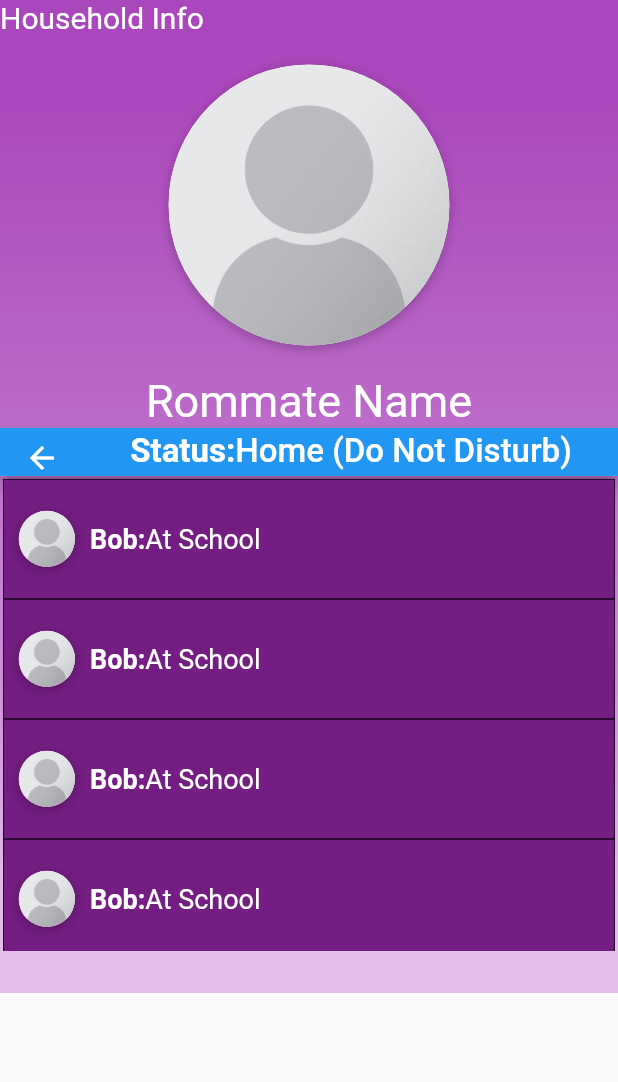
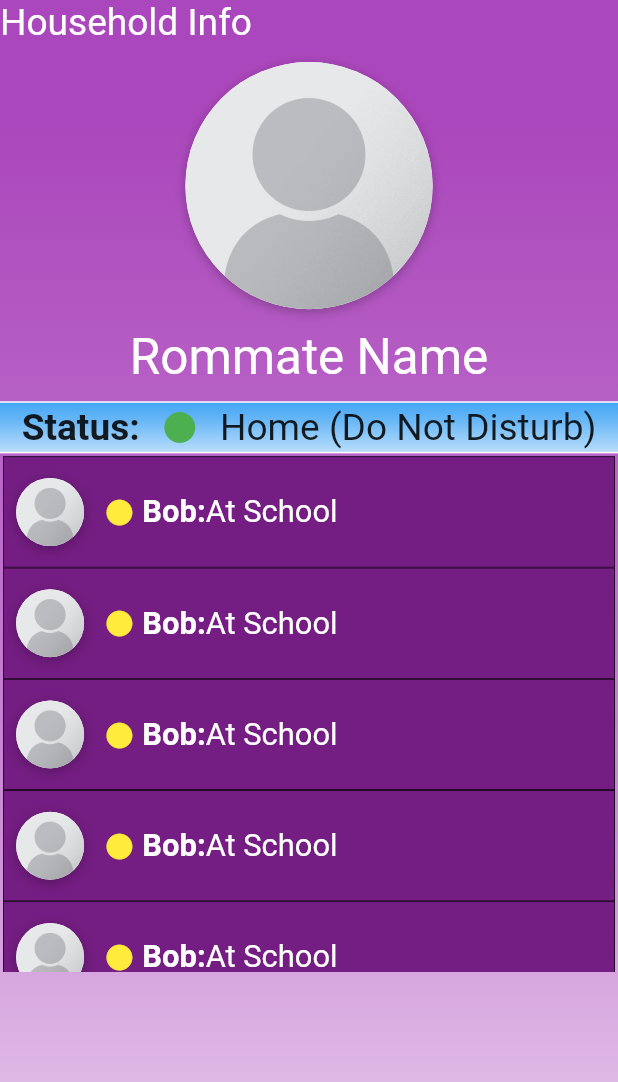
Before and after one commit to jay-CS/RoomSliceAppClient, a Flutter app: the HomePage screen opened directly, on a phone screen of 412 x 824 dp. Shown: the top 1082 px of the screen. Run offline on Flutter 3.47's test engine with Material 2 defaults, Android fonts, the phone set to English and light mode, and no system bars.

Commit message:
Optimized sizing for home page. Made some edits to login page that concerned sizing. (app bar, navigation bar size)

```diff
--- a/Roomslice/lib/homePage.dart
+++ b/Roomslice/lib/homePage.dart
@@ -4,29 +4,55 @@ import 'package:flutter/material.dart';
 import 'package:flutter/services.dart';
 import 'textWrapper.dart';
 
+
+double scrnWidth = 0;
+double scrnHeight = 0;
+double blockSize = 0;
+double blockSizeVertical = 0;
+
+@override
+
 class HomePage extends StatelessWidget {
 
 
-  @override
   Widget build(BuildContext context) {
+
+
+    scrnWidth = MediaQuery.of(context).size.width;
+    scrnHeight = MediaQuery.of(context).size.height;
+    blockSize = scrnWidth / 100;
+    blockSizeVertical = scrnHeight / 100;
+
     TextWrapper genText = new TextWrapper(context);
     List <Widget> statusBarText = new List<Widget>();
 //------------------------------------STATUS BAR TEXT------------------------------
-    double statusBarHeight = 22;
+    double statusBarHeight = blockSizeVertical*3;
     genText.setStyle(TextStyle(
       fontSize: statusBarHeight,
       fontWeight: FontWeight.bold,
     ));
     genText.setData("Status: ");
     statusBarText.add(genText.constructText());
+    statusBarText.add(statusGenerator(1, statusBarHeight));
     genText.setData("Home (Do Not Disturb)");
     genText.setStyle(TextStyle(
       fontSize: statusBarHeight,
       fontStyle: FontStyle.normal,
     ));
-    statusBarText.add(genText.constructText());
+
+
+    statusBarText.add(
+
+
+        genText.constructText());
+
+
 //------------------------------------STATUS BAR TEXT------------------------------
     int userID; //TEMP, will be taken from DB presumably
+
+
+
+
     return Scaffold(
       body: AnnotatedRegion<SystemUiOverlayStyle>(
         value: SystemUiOverlayStyle.light,
@@ -35,12 +61,8 @@ class HomePage extends StatelessWidget {
           child: Stack(
               children: <Widget>[
 
-              Column(
+                Container(
 
-              children:[
-              Container(
-                height: MediaQuery.of(context).size.height-162,
-                width: double.infinity,
                   decoration: BoxDecoration(
                     gradient: LinearGradient(
                       begin: Alignment.topCenter,
@@ -60,10 +82,11 @@ class HomePage extends StatelessWidget {
                     crossAxisAlignment: CrossAxisAlignment.stretch,
 
                     children: <Widget>[
-                    _addText("Household Info", 20, TextAlign.left, FontWeight.normal, FontStyle.normal),
-                    _buildProfilePicRow((MediaQuery.of(context).size.width)/2.2),
-                    _addText("Rommate Name", 30, TextAlign.center, FontWeight.normal, FontStyle.normal),
-
+                      //_addText("", blockSizeVertical*9 , TextAlign.left, FontWeight.normal, FontStyle.normal),
+                      _addText("Household Info", blockSizeVertical*3 , TextAlign.left, FontWeight.normal, FontStyle.normal),
+                      _buildProfilePicRow(blockSizeVertical*20, context),
+                      _addText( "Rommate Name",  blockSizeVertical*4.0, TextAlign.center, FontWeight.normal, FontStyle.normal),
+                      _addText("", blockSizeVertical*1.0, TextAlign.center, FontWeight.normal, FontStyle.normal),
 
 
                       _addColorBarText(statusBarText, statusBarHeight+10),
@@ -71,19 +94,19 @@ class HomePage extends StatelessWidget {
 //-------------------------ROOMMATE STATUS LIST-------------------------
                       Container(
 
-                      height: MediaQuery.of(context).size.height/2.6,
+                        height: 42* blockSizeVertical,
                         child:
                         ListView.builder(
 
                           shrinkWrap: true,
-                      padding: const EdgeInsets.all(2),
+                          padding: const EdgeInsets.all( 2),
                           itemCount:15, //dynamic
                           itemBuilder: (BuildContext context, int index){
                             return Container(
-                          height:80,
+                              height: 9*blockSizeVertical,
 
                               color: Colors.purple[500],
-                          child: _addStatusRow(userID, context),
+                              child: _addStatusRow(userID, context, 2),
                             );
                           },
 
@@ -98,25 +121,26 @@ class HomePage extends StatelessWidget {
                   ),
 
 
-              ),
 
 
 
+                ),
 
               ]),
 
-            ],
+
+
         ),
       ),
-      ),
+
     );
   }
 
 
 
-  Widget _buildProfilePicRow( double size ) { //will likely eventually include userID parameter or the like to load current profile pics
+  Widget _buildProfilePicRow( double size, BuildContext context ) { //will likely eventually include userID parameter or the like to load current profile pics
     return Padding(
-      padding: EdgeInsets.symmetric(vertical: 20.0, horizontal: 10.0),
+      padding: EdgeInsets.symmetric(vertical: blockSizeVertical*1.5, horizontal: blockSize*2),
       child: Row(
           mainAxisAlignment: MainAxisAlignment.spaceEvenly,
           children: <Widget>[
@@ -175,7 +199,7 @@ class HomePage extends StatelessWidget {
 
 
     return Row(
-        mainAxisAlignment: MainAxisAlignment.center,
+      mainAxisAlignment: MainAxisAlignment.spaceEvenly,
 
       children: widgList,
 
@@ -187,14 +211,27 @@ class HomePage extends StatelessWidget {
 
     return Container(
       height: height,
+      decoration: BoxDecoration(
+        border: Border(
+          top: BorderSide(width: 1.0, color: Colors.white),
+
+          bottom: BorderSide(width: 1.0, color: Colors.white),
+        ),
+        gradient: LinearGradient(
+          begin: Alignment.topCenter,
+          end: Alignment.bottomCenter,
+
+          colors: [
+            Colors.blue[400],
+            Colors.blue[300],
+            Colors.blue[200],
+            Colors.blue[100],
+          ],),),
       child:
 
-    Scaffold(
-      appBar: AppBar(
-        title: _addTextRow(widgList),
-      ),
 
-    ));
+      _addTextRow(widgList),
+    );
 
 
 
@@ -202,12 +239,12 @@ class HomePage extends StatelessWidget {
 
 
 
-Widget  _addStatusRow(int userID, BuildContext context){
+  Widget  _addStatusRow(int userID, BuildContext context, int status){
 
     TextWrapper genText = new TextWrapper(context);
     List <Widget> roommateStatusBarText = new List<Widget>();
 //------------------------------------STATUS BAR TEXT------------------------------
-    double statusBarHeight = 18;
+    double statusBarHeight = blockSizeVertical*2.5;
     genText.setStyle(TextStyle(
       fontSize: statusBarHeight,
       fontWeight: FontWeight.bold,
@@ -224,6 +261,8 @@ Widget  _addStatusRow(int userID, BuildContext context){
     roommateStatusBarText.add(genText.constructText());
 //------------------------------------STATUS BAR TEXT------------------------------
 
+    Icon genStatus = statusGenerator(status, statusBarHeight);
+
 
     return
 
@@ -235,12 +274,21 @@ Widget  _addStatusRow(int userID, BuildContext context){
           ),
           child:
           Row(
+
               mainAxisAlignment: MainAxisAlignment.start,
 
 
               children: <Widget>[
-      _buildProfilePicRow((MediaQuery.of(context).size.width)/11 ),
 
+
+
+                _buildProfilePicRow( blockSizeVertical*5.5, context ),
+
+                Padding(
+                  padding: EdgeInsets.symmetric(horizontal: 5),
+
+                  child: genStatus,
+                ),
                 roommateStatusBarText[0],
                 roommateStatusBarText[1],
 
@@ -251,7 +299,60 @@ Widget  _addStatusRow(int userID, BuildContext context){
 
 
 
+  Icon statusGenerator(int status, double height){
+
+
+
+    switch (status){
+
+      case 1:
+
+        return Icon(
+          Icons.lens,
+          color: Colors.green,
+          size: height,
+
+        );
+
+        break;
+
+      case 2:
+
+        return Icon(
+          Icons.lens,
+          color: Colors.yellow,
+          size: height,
+        );
+
+        break;
+
+      case 3:
+
+        return Icon(
+          Icons.lens,
+          color: Colors.red,
+          size: height,
+        );
+
+        break;
+
+      default:
+
+        return Icon(
+          Icons.error,
+          color: Colors.grey,
+          size: height,
+        );
+
+    }
+
 
 
 
   }
+
+
+
+
+
+}
```
Also changed, not shown: Roomslice/lib/loginPage.dart (indentation only). Lines whose indentation alone changed are shown as unchanged.
